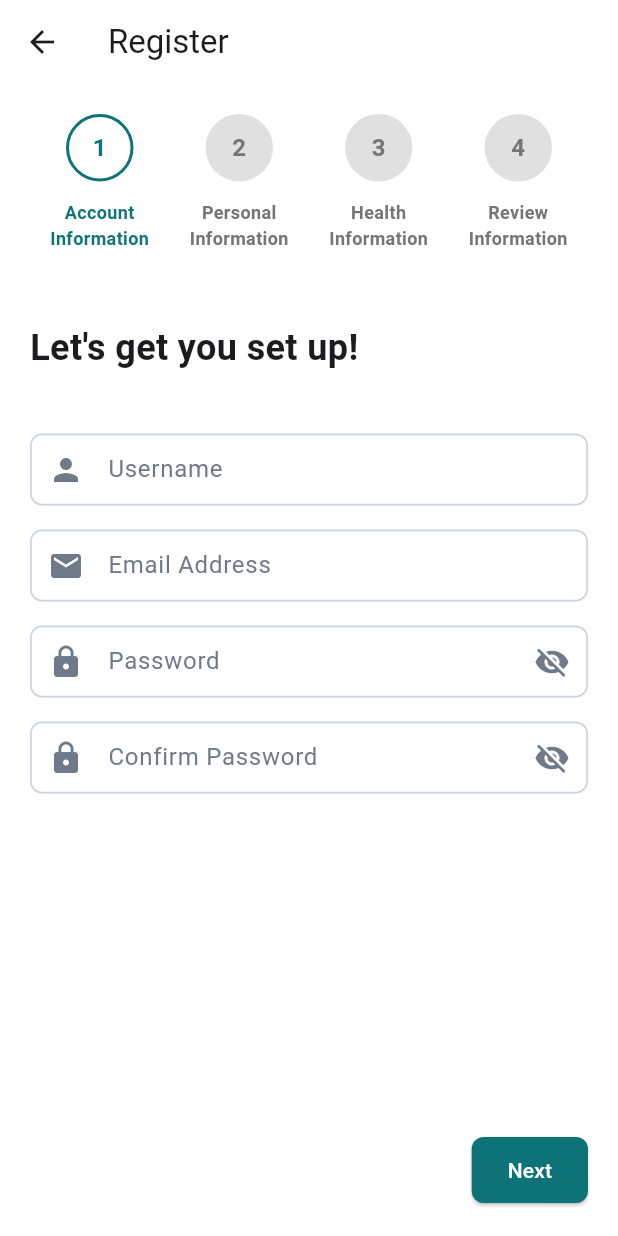
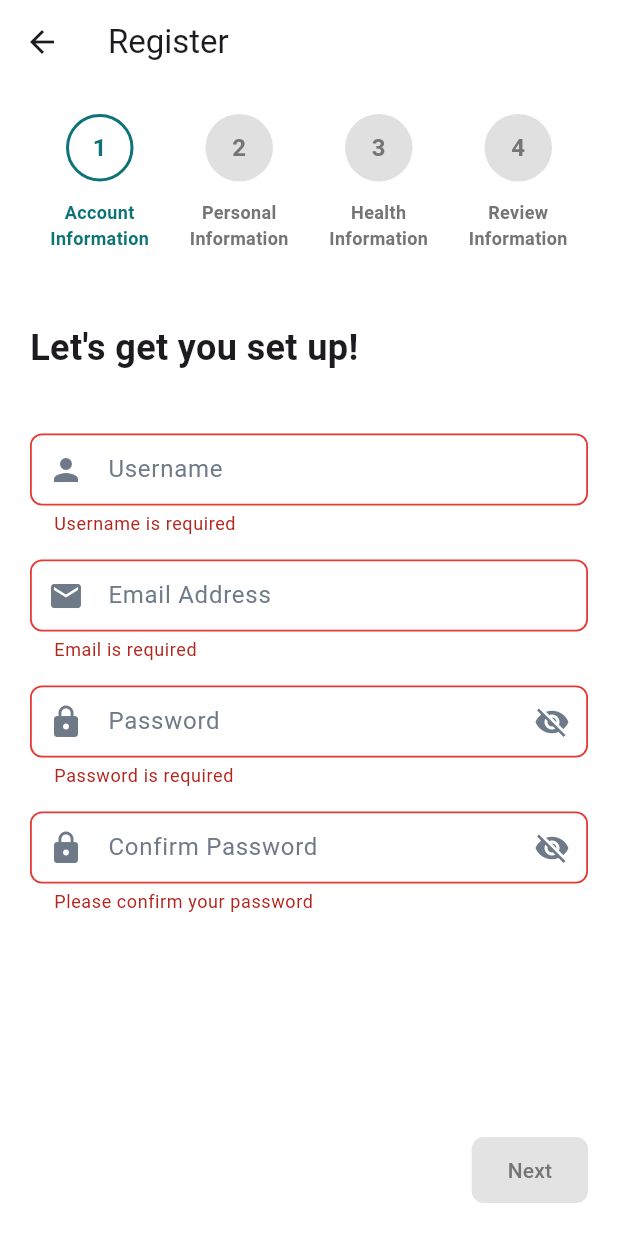
Before and after one commit to whitecatbeluga/workout-tracker-repo, a Flutter app: the RegisterPage screen opened by its route, on a phone screen of 412 x 824 dp. Run offline on Flutter 3.47's test engine with Material 3 defaults, Android fonts, the light colour scheme and no system bars; our stand-ins replace cloud_firestore, firebase_auth, firebase_core, firebase_storage, fl_chart, flutter_dotenv and 2 more; accounts and stored records are empty.

Commit message:
version: stepper test 1

```diff
--- a/lib/presentation/pages/auth/register.dart
+++ b/lib/presentation/pages/auth/register.dart
@@ -20,7 +20,9 @@ class RegisterPage extends StatefulWidget {
 
 class _RegisterPageState extends State<RegisterPage> {
   final authRepo = AuthRepositoryImpl(AuthService());
-  final _formKey = GlobalKey<FormState>();
+  final _formKey1 = GlobalKey<FormState>();
+  final _formKey2 = GlobalKey<FormState>();
+  final _formKey3 = GlobalKey<FormState>();
 
   // Controllers
   final _emailController = TextEditingController();
@@ -39,7 +41,6 @@ class _RegisterPageState extends State<RegisterPage> {
   List<String> selectedWorkoutTypes = [];
   DateTime? birthDate;
   bool _isLoading = false;
-  bool _passwordVisible = false;
 
   // Calculate BMI
   double _calculateBMI() {
@@ -62,9 +63,8 @@ class _RegisterPageState extends State<RegisterPage> {
   }
 
   Future<void> _register() async {
-    if (!_formKey.currentState!.validate() || birthDate == null) return;
-
     setState(() => _isLoading = true);
+    // await Future.delayed(const Duration(seconds: 3));
 
     try {
       final user = UserModel(
@@ -88,6 +88,7 @@ class _RegisterPageState extends State<RegisterPage> {
       ScaffoldMessenger.of(context).showSnackBar(
         const SnackBar(content: Text('Account created successfully!')),
       );
+
       Navigator.pushReplacementNamed(context, '/');
     } on FirebaseAuthException catch (e) {
       ScaffoldMessenger.of(context).showSnackBar(
@@ -137,26 +138,31 @@ class _RegisterPageState extends State<RegisterPage> {
         title: const Text('Register'),
         backgroundColor: Colors.white,
       ),
-      body: Form(
-        key: _formKey,
-        child: CustomStepper(
+      body: CustomStepper(
+        isLoading: _isLoading,
         steps: [
           StepperStep(
             title: 'Account Information',
             content: _buildAccountStep(),
+            validator: () {
+              return _formKey1.currentState?.validate() ?? false;
+            },
           ),
           StepperStep(
             title: 'Personal Information',
             content: _buildPersonalStep(),
+            validator: () {
+              return _formKey2.currentState?.validate() ?? false;
+            },
           ),
           StepperStep(
             title: 'Health Information',
             content: _buildHealthStep(),
+            validator: () {
+              return _formKey3.currentState?.validate() ?? false;
+            },
           ),
-            StepperStep(
-              title: 'Review Information',
-              content: _buildReviewStep(),
-            ),
+          StepperStep(title: 'Review Information', content: _buildReviewStep()),
         ],
         onCompleted: () async {
           // Validate email uniqueness
@@ -178,26 +184,16 @@ class _RegisterPageState extends State<RegisterPage> {
             return;
           }
 
-            // await _register();
-
-            ScaffoldMessenger.of(context).showSnackBar(
-              const SnackBar(content: Text('Registered Successfully!')),
-            );
+          await _register();
         },
-        ),
       ),
     );
   }
 
-  // ElevatedButton(
-  //   onPressed: _isLoading ? null : _register,
-  //   child: _isLoading
-  //       ? const CircularProgressIndicator(color: Colors.white)
-  //       : const Text('REGISTER'),
-  // ),
-
   Widget _buildAccountStep() {
     return Center(
+      child: Form(
+        key: _formKey1,
         child: Column(
           spacing: 16,
           crossAxisAlignment: CrossAxisAlignment.start,
@@ -223,7 +219,8 @@ class _RegisterPageState extends State<RegisterPage> {
               validator: FormValidators.validateEmail,
               autoValidateMode: AutovalidateMode.onUserInteraction,
               enableLiveValidation: true,
-            onChanged: (value) => setState(() => _emailController.text = value),
+              onChanged: (value) =>
+                  setState(() => _emailController.text = value),
             ),
 
             PasswordField(
@@ -244,6 +241,7 @@ class _RegisterPageState extends State<RegisterPage> {
             ),
           ],
         ),
+      ),
     );
   }
 
@@ -258,6 +256,8 @@ class _RegisterPageState extends State<RegisterPage> {
     ];
 
     return SingleChildScrollView(
+      child: Form(
+        key: _formKey2,
         child: Column(
           spacing: 16,
           crossAxisAlignment: CrossAxisAlignment.start,
@@ -290,7 +290,7 @@ class _RegisterPageState extends State<RegisterPage> {
               controller: _addressController,
               label: 'Address',
               prefixIcon: Icons.location_on,
-            validator: FormValidators.validateAddress,
+              // validator: FormValidators.validateAddress,
               autoValidateMode: AutovalidateMode.onUserInteraction,
               enableLiveValidation: true,
               onChanged: (value) =>
@@ -307,7 +307,9 @@ class _RegisterPageState extends State<RegisterPage> {
                   : null,
               onChanged: (values) {
                 setState(() {
-                _genderController.text = values.isNotEmpty ? values.first : '';
+                  _genderController.text = values.isNotEmpty
+                      ? values.first
+                      : '';
                 });
               },
               validator: FormValidators.validateGender,
@@ -330,6 +332,7 @@ class _RegisterPageState extends State<RegisterPage> {
               autoValidateMode: AutovalidateMode.onUserInteraction,
             ),
           ],
+        ),
       ),
     );
   }
@@ -408,6 +411,8 @@ class _RegisterPageState extends State<RegisterPage> {
     ];
 
     return Center(
+      child: Form(
+        key: _formKey3,
         child: Column(
           spacing: 16,
           crossAxisAlignment: CrossAxisAlignment.start,
@@ -447,10 +452,12 @@ class _RegisterPageState extends State<RegisterPage> {
               options: activityLevelOptions,
               prefixIcon: Icons.monitor_heart,
               isMultiSelect: false,
-
               selectedValues: _activityLevelController.text.isNotEmpty
                   ? [_activityLevelController.text]
                   : null,
+              validator: FormValidators.validateActivityLevel,
+              autoValidateMode: AutovalidateMode.onUserInteraction,
+              enableLiveValidation: true,
               onChanged: (values) {
                 setState(() {
                   _activityLevelController.text = values.isNotEmpty
@@ -466,6 +473,10 @@ class _RegisterPageState extends State<RegisterPage> {
               options: workoutTypeOptions,
               prefixIcon: Icons.fitness_center,
               isMultiSelect: true,
+              validator: (values) =>
+                  FormValidators.validateWorkoutTypes(selectedWorkoutTypes),
+              autoValidateMode: AutovalidateMode.onUserInteraction,
+              // enableLiveValidation: true,
               onChanged: (values) {
                 setState(() {
                   selectedWorkoutTypes = values;
@@ -473,6 +484,7 @@ class _RegisterPageState extends State<RegisterPage> {
               },
             ),
           ],
+        ),
       ),
     );
   }
--- a/lib/presentation/widgets/stepper/stepper.dart
+++ b/lib/presentation/widgets/stepper/stepper.dart
@@ -26,6 +26,8 @@ class CustomStepper extends StatefulWidget {
     this.textColor = Colors.black87,
     this.borderRadius = 12.0,
     this.padding = const EdgeInsets.all(20.0),
+    this.isLoading = false,
+    this.loadingText = 'Processing...',
   });
 
   final List<StepperStep> steps;
@@ -36,6 +38,8 @@ class CustomStepper extends StatefulWidget {
   final Color textColor;
   final double borderRadius;
   final EdgeInsets padding;
+  final bool isLoading;
+  final String loadingText;
 
   @override
   State<CustomStepper> createState() => _CustomStepperState();
@@ -43,19 +47,68 @@ class CustomStepper extends StatefulWidget {
 
 class _CustomStepperState extends State<CustomStepper> {
   int currentStep = 0;
+  late ValueNotifier<bool> _validationNotifier;
+
+  @override
+  void initState() {
+    super.initState();
+    _validationNotifier = ValueNotifier<bool>(_isCurrentStepValid());
+
+    // Listen for validation changes periodically
+    _startValidationListener();
+  }
+
+  @override
+  void dispose() {
+    _validationNotifier.dispose();
+    super.dispose();
+  }
+
+  // Check if current step is valid without triggering error messages
+  bool _isCurrentStepValid() {
+    if (widget.steps[currentStep].validator != null) {
+      return widget.steps[currentStep].validator!();
+    }
+    return true; // If no validator, consider it valid
+  }
+
+  // Start periodic validation checking
+  void _startValidationListener() {
+    // Check validation every 500ms
+    Future.doWhile(() async {
+      if (mounted) {
+        await Future.delayed(const Duration(milliseconds: 500));
+        if (mounted) {
+          final isValid = _isCurrentStepValid();
+          if (_validationNotifier.value != isValid) {
+            _validationNotifier.value = isValid;
+          }
+        }
+        return mounted;
+      }
+      return false;
+    });
+  }
+
+  // Method to trigger validation and show error messages (for button press)
+  bool _validateAndShowErrors() {
+    if (widget.steps[currentStep].validator != null) {
+      return widget.steps[currentStep].validator!();
+    }
+    return true;
+  }
 
   void _nextStep() {
-    // Validate current step if validator exists
-    if (widget.steps[currentStep].validator != null) {
-      if (!widget.steps[currentStep].validator!()) {
-        return; // Don't proceed if validation fails
-      }
+    // Validate and show errors when user tries to proceed
+    if (!_validateAndShowErrors()) {
+      return;
     }
 
     if (currentStep < widget.steps.length - 1) {
       setState(() {
         currentStep++;
       });
+      _validationNotifier.value = _isCurrentStepValid();
       widget.onStepChanged?.call(currentStep);
     } else {
       // Last step completed
@@ -68,7 +121,15 @@ class _CustomStepperState extends State<CustomStepper> {
       setState(() {
         currentStep--;
       });
+      _validationNotifier.value = _isCurrentStepValid();
       widget.onStepChanged?.call(currentStep);
+    }
+  }
+
+  // Method to manually trigger validation check (can be called from outside)
+  void validateCurrentStep() {
+    if (mounted) {
+      _validationNotifier.value = _isCurrentStepValid();
     }
   }
 
@@ -138,18 +199,6 @@ class _CustomStepperState extends State<CustomStepper> {
                             ),
                     ),
                   ),
-
-                  // Connector Line (except for last step)
-                  // if (index < widget.steps.length - 1)
-                  //   Expanded(
-                  //     child: Container(
-                  //       height: 2,
-                  //       color: isCompleted
-                  //           ? widget.primaryColor
-                  //           : Colors.grey.shade300,
-                  //       margin: const EdgeInsets.symmetric(horizontal: 8),
-                  //     ),
-                  //   ),
                 ],
               ),
             );
@@ -220,20 +269,60 @@ class _CustomStepperState extends State<CustomStepper> {
 
         const Spacer(),
 
-        // Next/Complete Button
-        ElevatedButton(
-          onPressed: _nextStep,
+        // ElevatedButton(
+        //   onPressed: _isLoading ? null : _register,
+        //   child: _isLoading
+        //       ? const CircularProgressIndicator(color: Colors.white)
+        //       : const Text('REGISTER'),
+        // ),
+
+        // Next/Complete Button with dynamic validation
+        ValueListenableBuilder<bool>(
+          valueListenable: _validationNotifier,
+          builder: (context, isValid, child) {
+            return ElevatedButton(
+              onPressed: isValid && !widget.isLoading ? _nextStep : null,
               style: ElevatedButton.styleFrom(
-            backgroundColor: widget.primaryColor,
-            padding: const EdgeInsets.symmetric(horizontal: 24, vertical: 12),
+                backgroundColor: isValid
+                    ? widget.primaryColor
+                    : Colors.grey.shade400,
+                padding: const EdgeInsets.symmetric(
+                  horizontal: 24,
+                  vertical: 12,
+                ),
                 shape: RoundedRectangleBorder(
                   borderRadius: BorderRadius.circular(8),
                 ),
               ),
-          child: Text(
-            currentStep == widget.steps.length - 1 ? 'Complete' : 'Next',
-            style: const TextStyle(color: Colors.white),
+              child: Row(
+                spacing: widget.isLoading ? 8 : 0,
+                children: [
+                  widget.isLoading
+                      ? SizedBox(
+                          width: 16,
+                          height: 16,
+                          child: CircularProgressIndicator(
+                            color: isValid && !widget.isLoading
+                                ? Colors.white
+                                : Colors.grey.shade600,
+                            strokeWidth: 2,
                           ),
+                        )
+                      : const SizedBox(),
+                  Text(
+                    currentStep == widget.steps.length - 1
+                        ? 'Complete'
+                        : 'Next',
+                    style: TextStyle(
+                      color: isValid && !widget.isLoading
+                          ? Colors.white
+                          : Colors.grey.shade600,
+                    ),
+                  ),
+                ],
+              ),
+            );
+          },
         ),
       ],
     );
```
Also changed, not shown: lib/presentation/widgets/inputs/dropdown_field.dart (+43 -58 lines), lib/validations/register/register_validation.dart (+24 -8 lines). Lines whose indentation alone changed are shown as unchanged.
